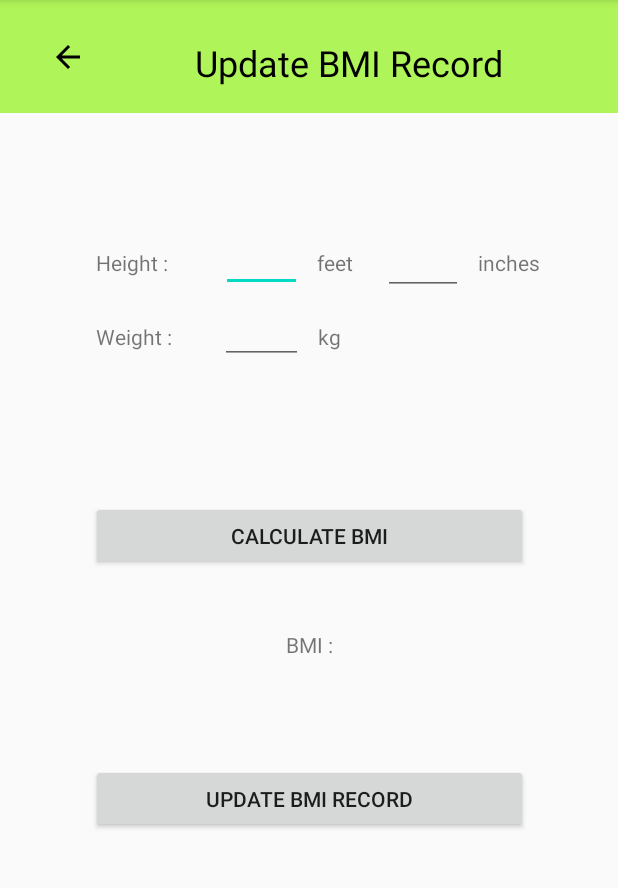
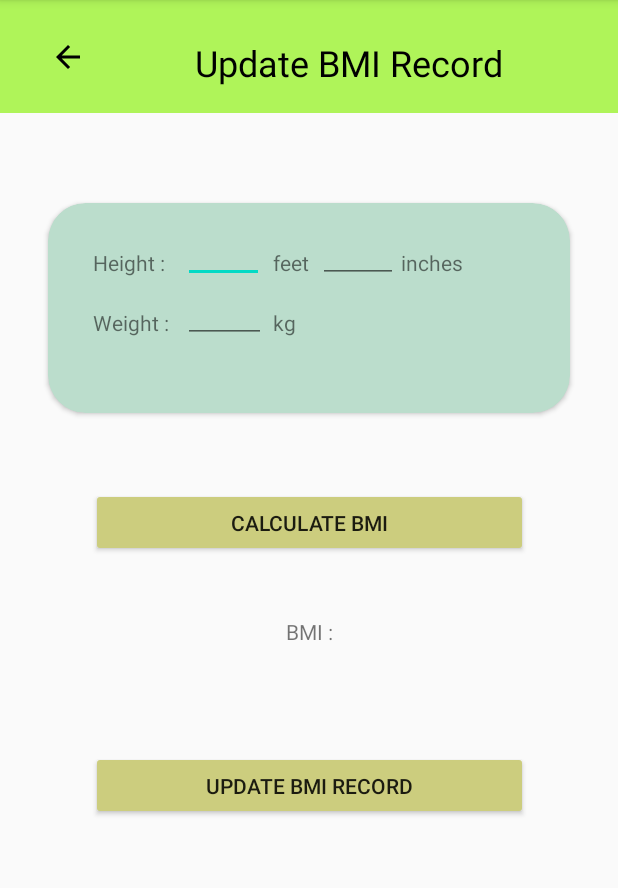
Before and after one commit to isu-dev/PandithaCrabs, an Android app: the updateBmiRecord screen opened directly, with no data from a screen before it, on a phone screen of 412 x 824 dp, the part 84-972 px from its top. Run offline under Robolectric (Android 15) with nearby library versions, the phone set to English and light mode, and no system bars; Roboto replaces fonts that are not available here.

Commit message:
Coloured design layout

```diff
--- a/app/src/main/java/com/example/fitme/updateBmiRecord.java
+++ b/app/src/main/java/com/example/fitme/updateBmiRecord.java
@@ -27,6 +27,12 @@ public class updateBmiRecord extends AppCompatActivity {
     protected void onCreate(Bundle savedInstanceState) {
         super.onCreate(savedInstanceState);
         setContentView(R.layout.activity_update_bmi_record);
+
+        //getting the value in the interface to variables inside the class
+        etHFeet = findViewById(R.id.etHFeet);
+        etHInches = findViewById(R.id.etHInches);
+        etWKg = findViewById(R.id.etWKg);
+        tvBmi = findViewById(R.id.tv_BmiValue);
     }
 
     //this function takes the user back to all the previous BMI records
--- a/app/src/main/res/layout/activity_update_bmi_record.xml
+++ b/app/src/main/res/layout/activity_update_bmi_record.xml
@@ -36,100 +36,25 @@
             android:textSize="24sp" />
     </TableRow>
 
-    <TextView
-        android:id="@+id/tv_st_Height"
-        android:layout_width="wrap_content"
-        android:layout_height="wrap_content"
-        android:layout_marginStart="64dp"
-        android:layout_marginTop="90dp"
-        android:text="@string/lbl_Height"
-        app:layout_constraintStart_toStartOf="parent"
-        app:layout_constraintTop_toBottomOf="@+id/tableRow" />
-
-    <TextView
-        android:id="@+id/textView11"
-        android:layout_width="wrap_content"
-        android:layout_height="wrap_content"
-        android:layout_marginStart="64dp"
-        android:layout_marginTop="30dp"
-        android:text="@string/lbl_Weight"
-        app:layout_constraintStart_toStartOf="parent"
-        app:layout_constraintTop_toBottomOf="@+id/tv_st_Height" />
-
-    <EditText
-        android:id="@+id/etHFeet"
-        android:layout_width="54dp"
-        android:layout_height="43dp"
-        android:layout_marginStart="32dp"
-        android:ems="10"
-        android:inputType="number"
-        app:layout_constraintBaseline_toBaselineOf="@+id/tv_st_Height"
-        app:layout_constraintStart_toEndOf="@+id/tv_st_Height" />
-
-    <EditText
-        android:id="@+id/etHInches"
-        android:layout_width="53dp"
-        android:layout_height="45dp"
-        android:layout_marginStart="20dp"
-        android:ems="10"
-        android:inputType="number"
-        app:layout_constraintBaseline_toBaselineOf="@+id/tv_st_Height"
-        app:layout_constraintStart_toEndOf="@+id/tv_il_Feet" />
-
-    <TextView
-        android:id="@+id/tv_il_Feet"
-        android:layout_width="wrap_content"
-        android:layout_height="wrap_content"
-        android:layout_marginStart="10dp"
-        android:text="@string/lbl_hFeet"
-        app:layout_constraintBaseline_toBaselineOf="@+id/etHFeet"
-        app:layout_constraintStart_toEndOf="@+id/etHFeet" />
-
-    <TextView
-        android:id="@+id/tv_il_Inches"
-        android:layout_width="wrap_content"
-        android:layout_height="wrap_content"
-        android:layout_marginStart="10dp"
-        android:text="@string/lbl_hInches"
-        app:layout_constraintBaseline_toBaselineOf="@+id/etHInches"
-        app:layout_constraintStart_toEndOf="@+id/etHInches" />
-
-    <EditText
-        android:id="@+id/etWKg"
-        android:layout_width="55dp"
-        android:layout_height="42dp"
-        android:layout_marginStart="32dp"
-        android:ems="10"
-        android:inputType="number"
-        app:layout_constraintBaseline_toBaselineOf="@+id/textView11"
-        app:layout_constraintStart_toEndOf="@+id/textView11" />
-
-    <TextView
-        android:id="@+id/tv_il_Kg"
-        android:layout_width="wrap_content"
-        android:layout_height="wrap_content"
-        android:layout_marginStart="10dp"
-        android:text="@string/lbl_WKg"
-        app:layout_constraintBaseline_toBaselineOf="@+id/etWKg"
-        app:layout_constraintStart_toEndOf="@+id/etWKg" />
-
     <Button
         android:id="@+id/btnCalculate"
         android:layout_width="291dp"
         android:layout_height="46dp"
-        android:layout_marginTop="100dp"
+        android:layout_marginTop="50dp"
+        android:backgroundTint="#CCCD7E"
         android:onClick="calculateBmi"
         android:text="@string/btnCalc"
         app:layout_constraintEnd_toEndOf="parent"
         app:layout_constraintHorizontal_bias="0.5"
         app:layout_constraintStart_toStartOf="parent"
-        app:layout_constraintTop_toBottomOf="@+id/textView11" />
+        app:layout_constraintTop_toBottomOf="@+id/cardForCalculation" />
 
     <Button
         android:id="@+id/button3"
         android:layout_width="291dp"
         android:layout_height="46dp"
         android:layout_marginTop="70dp"
+        android:backgroundTint="#CCCD7E"
         android:onClick="updateRecord"
         android:text="@string/lbl_UpdateBmi"
         app:layout_constraintEnd_toEndOf="parent"
@@ -148,5 +73,104 @@
         app:layout_constraintStart_toStartOf="parent"
         app:layout_constraintTop_toBottomOf="@+id/btnCalculate" />
 
+    <androidx.cardview.widget.CardView
+        android:id="@+id/cardForCalculation"
+        android:layout_width="348dp"
+        android:layout_height="140dp"
+        android:layout_marginTop="60dp"
+        android:accessibilityLiveRegion="none"
+        android:alpha="1"
+        android:background="#FFFFFF"
+        android:contextClickable="true"
+        app:cardBackgroundColor="#BBDDCC"
+        app:cardCornerRadius="25dp"
+        app:layout_constraintEnd_toEndOf="parent"
+        app:layout_constraintHorizontal_bias="0.5"
+        app:layout_constraintStart_toStartOf="parent"
+        app:layout_constraintTop_toBottomOf="@+id/tableRow">
+
+        <TextView
+            android:id="@+id/tv_st_Height"
+            android:layout_width="wrap_content"
+            android:layout_height="wrap_content"
+            android:layout_marginStart="30dp"
+            android:layout_marginTop="30dp"
+            android:text="@string/lbl_Height"
+            app:layout_constraintStart_toStartOf="parent"
+            app:layout_constraintTop_toBottomOf="parent" />
+
+        <EditText
+            android:id="@+id/etHFeet"
+            android:layout_width="54dp"
+            android:layout_height="53dp"
+            android:layout_marginStart="90dp"
+            android:ems="10"
+            android:inputType="number"
+            app:layout_constraintBaseline_toBaselineOf="parent"
+            app:layout_constraintStart_toEndOf="parent" />
+
+        <EditText
+            android:id="@+id/etHInches"
+            android:layout_width="53dp"
+            android:layout_height="53dp"
+            android:layout_marginStart="180dp"
+            android:ems="10"
+            android:inputType="number"
+            app:layout_constraintBaseline_toBaselineOf="parent"
+            app:layout_constraintStart_toEndOf="parent" />
+
+        <TextView
+            android:id="@+id/tv_il_Feet"
+            android:layout_width="wrap_content"
+            android:layout_height="wrap_content"
+            android:layout_marginStart="150dp"
+            android:layout_marginTop="30dp"
+            android:text="@string/lbl_hFeet"
+            app:layout_constraintBaseline_toBaselineOf="parent"
+            app:layout_constraintStart_toEndOf="parent" />
+
+        <TextView
+            android:id="@+id/tv_il_Inches"
+            android:layout_width="wrap_content"
+            android:layout_height="wrap_content"
+            android:layout_marginStart="235dp"
+            android:layout_marginTop="30dp"
+            android:text="@string/lbl_hInches"
+            app:layout_constraintBaseline_toBaselineOf="parent"
+            app:layout_constraintStart_toEndOf="parent" />
+
+        <TextView
+            android:id="@+id/tv_st_Weight"
+            android:layout_width="wrap_content"
+            android:layout_height="wrap_content"
+            android:layout_marginStart="30dp"
+            android:layout_marginTop="70dp"
+            android:text="@string/lbl_Weight"
+            app:layout_constraintStart_toStartOf="parent"
+            app:layout_constraintTop_toBottomOf="parent" />
+
+        <EditText
+            android:id="@+id/etWKg"
+            android:layout_width="55dp"
+            android:layout_height="53dp"
+            android:layout_marginStart="90dp"
+            android:layout_marginTop="40dp"
+            android:ems="10"
+            android:inputType="number"
+            app:layout_constraintBaseline_toBaselineOf="parent"
+            app:layout_constraintStart_toEndOf="parent" />
+
+        <TextView
+            android:id="@+id/tv_il_Kg"
+            android:layout_width="wrap_content"
+            android:layout_height="wrap_content"
+            android:layout_marginStart="150dp"
+            android:layout_marginTop="70dp"
+            android:text="@string/lbl_WKg"
+            app:layout_constraintBaseline_toBaselineOf="@id/tv_st_Weight"
+            app:layout_constraintStart_toEndOf="@id/tv_st_Weight" />
+
+    </androidx.cardview.widget.CardView>
+
 
 </androidx.constraintlayout.widget.ConstraintLayout>
```
Also changed, not shown: app/src/main/res/layout/activity_add_bmi_record.xml (+61 -37 lines), app/src/main/res/layout/activity_view_bmi_records.xml (+6 -1 lines).
